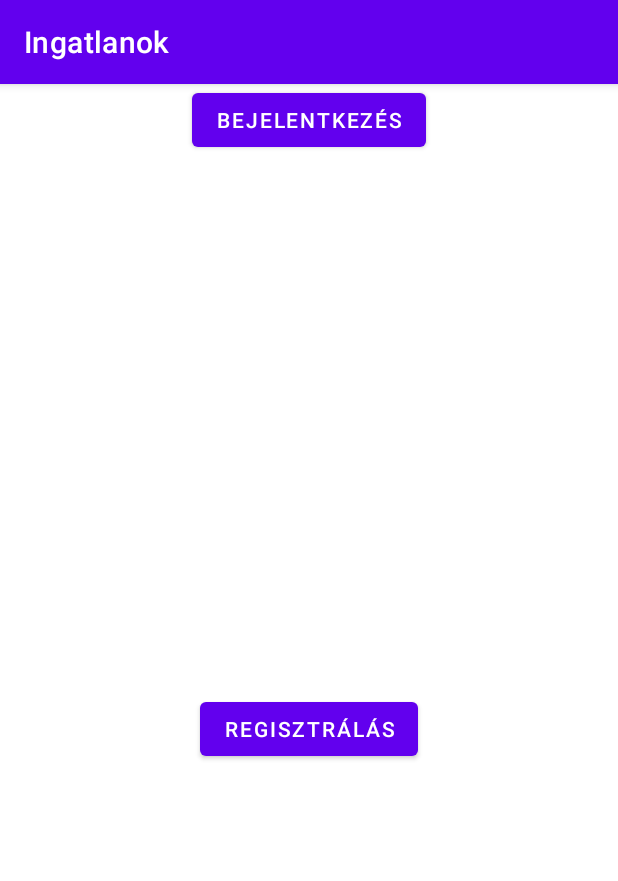
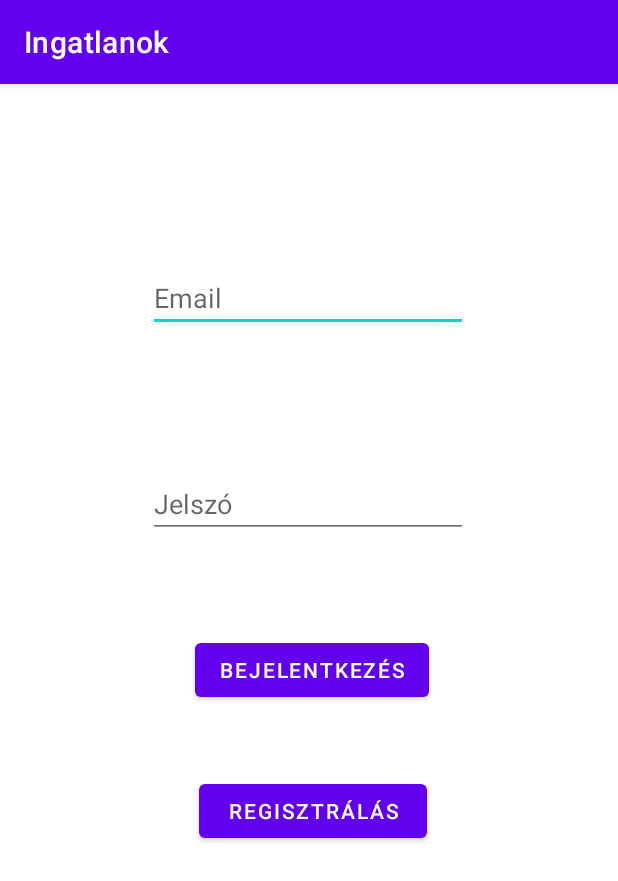
Before and after one commit to Adesz88/Ingatlanok, an Android app: the screen it shows after launch (MainActivity), on a phone screen of 412 x 824 dp. Shown: the top 881 px of the screen. Run offline under Robolectric (Android 15) with nearby library versions, the phone set to English and light mode, and no system bars; our stand-ins replace Firebase (no records; nobody signed in at launch, a user with empty details on screens opened directly).

Commit message:
Registration and login completed

```diff
--- a/app/src/main/java/com/example/ingatlanok/MainActivity.java
+++ b/app/src/main/java/com/example/ingatlanok/MainActivity.java
@@ -1,18 +1,37 @@
 package com.example.ingatlanok;
 
+import androidx.annotation.NonNull;
 import androidx.appcompat.app.AppCompatActivity;
 
 import android.content.Intent;
 import android.os.Bundle;
+import android.util.Log;
 import android.view.View;
+import android.widget.EditText;
+import android.widget.Toast;
+
+import com.google.android.gms.tasks.OnCompleteListener;
+import com.google.android.gms.tasks.Task;
+import com.google.firebase.auth.AuthResult;
+import com.google.firebase.auth.FirebaseAuth;
 
 public class MainActivity extends AppCompatActivity {
     private static final String INTENT_PASSCODE = "M8XpcBs6y4oM";
+    private static final String LOG_TAG = MainActivity.class.getName();
+
+    private FirebaseAuth firebaseAuth;
+
+    EditText emailEditText;
+    EditText passwordEditText;
 
     @Override
     protected void onCreate(Bundle savedInstanceState) {
         super.onCreate(savedInstanceState);
         setContentView(R.layout.activity_main);
+        emailEditText = findViewById(R.id.emailEditText);
+        passwordEditText = findViewById(R.id.passwordEditText);
+
+        firebaseAuth = FirebaseAuth.getInstance();
     }
 
     public void register(View view) {
@@ -20,4 +39,32 @@ public class MainActivity extends AppCompatActivity {
         intent.putExtra("INTENT_PASSCODE", INTENT_PASSCODE);
         startActivity(intent);
     }
+
+    public void login(View view) {
+        String email = emailEditText.getText().toString();
+        String password = passwordEditText.getText().toString();
+        if (!email.isEmpty() && !password.isEmpty()){
+            firebaseAuth.signInWithEmailAndPassword(email, password).addOnCompleteListener(this, new OnCompleteListener<AuthResult>(
+            ) {
+                @Override
+                public void onComplete(@NonNull Task<AuthResult> task) {
+                    if (task.isSuccessful()){
+                        Log.d(LOG_TAG, "Successful login");
+                        showListings();
+                    } else {
+                        Log.d(LOG_TAG, "Unsuccessful login");
+                        Toast.makeText(MainActivity.this, "Sikertelen bejelentkezés: " + task.getException().getMessage(), Toast.LENGTH_SHORT).show();
+                    }
+                }
+            });
+        } else {
+            Toast.makeText(MainActivity.this, "Üres felhasználónév vagy jelszó mező", Toast.LENGTH_SHORT).show();
+        }
+    }
+
+    private void showListings(){
+        Intent intent = new Intent(this, PropertyListActivity.class);
+        intent.putExtra("INTENT_PASSCODE", INTENT_PASSCODE);
+        startActivity(intent);
+    }
 }
--- a/app/src/main/java/com/example/ingatlanok/RegisterActivity.java
+++ b/app/src/main/java/com/example/ingatlanok/RegisterActivity.java
@@ -41,9 +41,8 @@ public class RegisterActivity extends AppCompatActivity {
 
         firebaseAuth = FirebaseAuth.getInstance();
     }
-    //Todo firebase megadva a gradle-ben email bejeletkezés folytatása
     public void register(View view){
-        String username = usernameEditText.getText().toString();
+        String username = usernameEditText.getText().toString(); //Todo username tárolása felhőben, ha kell https://stackoverflow.com/questions/32151178/how-do-you-include-a-username-when-storing-email-and-password-using-firebase-ba
         String email = emailEditText.getText().toString();
         String password = passwordEditText.getText().toString();
         String passwordAgain = passwordAgainEditText.getText().toString();
@@ -59,7 +58,7 @@ public class RegisterActivity extends AppCompatActivity {
                 if (task.isSuccessful()){
                     Log.d(LOG_TAG, "User created");
                     Toast.makeText(RegisterActivity.this, "Sikeres regisztráció", Toast.LENGTH_SHORT).show();
-                    finish();//Todo ide kell átirányítás főoldalra
+                    finish();
                 } else {
                     Log.d(LOG_TAG, "User wasn't created");
                     Toast.makeText(RegisterActivity.this, "Hiba történt a regisztrációkor:" + task.getException().getMessage(), Toast.LENGTH_SHORT).show();
--- a/app/src/main/res/layout/activity_main.xml
+++ b/app/src/main/res/layout/activity_main.xml
@@ -10,11 +10,12 @@
         android:id="@+id/emailEditText"
         android:layout_width="wrap_content"
         android:layout_height="wrap_content"
+        android:layout_marginTop="120dp"
         android:ems="10"
         android:hint="Email"
         android:inputType="textEmailAddress"
-        app:layout_constraintBottom_toTopOf="@+id/passwordEditText"
         app:layout_constraintEnd_toEndOf="parent"
+        app:layout_constraintHorizontal_bias="0.497"
         app:layout_constraintStart_toStartOf="parent"
         app:layout_constraintTop_toTopOf="parent" />
 
@@ -22,33 +23,38 @@
         android:id="@+id/passwordEditText"
         android:layout_width="wrap_content"
         android:layout_height="wrap_content"
-        android:layout_marginBottom="80dp"
+        android:layout_marginTop="92dp"
         android:ems="10"
         android:hint="Jelszó"
         android:inputType="textPassword"
-        app:layout_constraintBottom_toTopOf="@+id/loginButton"
         app:layout_constraintEnd_toEndOf="parent"
         app:layout_constraintHorizontal_bias="0.497"
-        app:layout_constraintStart_toStartOf="parent" />
+        app:layout_constraintStart_toStartOf="parent"
+        app:layout_constraintTop_toBottomOf="@+id/emailEditText" />
+
+    <Button
+        android:id="@+id/registerButton"
+        android:layout_width="152dp"
+        android:layout_height="48dp"
+        android:layout_marginTop="44dp"
+        android:onClick="register"
+        android:text="Regisztrálás"
+        app:layout_constraintBottom_toBottomOf="parent"
+        app:layout_constraintEnd_toEndOf="parent"
+        app:layout_constraintHorizontal_bias="0.509"
+        app:layout_constraintStart_toStartOf="parent"
+        app:layout_constraintTop_toBottomOf="@+id/loginButton"
+        app:layout_constraintVertical_bias="0.008" />
 
     <Button
         android:id="@+id/loginButton"
         android:layout_width="wrap_content"
         android:layout_height="wrap_content"
+        android:layout_marginTop="64dp"
+        android:onClick="login"
         android:text="Bejelentkezés"
         app:layout_constraintEnd_toEndOf="parent"
+        app:layout_constraintHorizontal_bias="0.507"
         app:layout_constraintStart_toStartOf="parent"
-        tools:layout_editor_absoluteY="392dp" />
-
-    <Button
-        android:id="@+id/registerButton"
-        android:layout_width="wrap_content"
-        android:layout_height="wrap_content"
-        android:layout_marginTop="44dp"
-        android:onClick="register"
-        android:text="Regisztrálás"
-        app:layout_constraintBottom_toBottomOf="parent"
-        app:layout_constraintEnd_toEndOf="parent"
-        app:layout_constraintStart_toStartOf="parent"
-        app:layout_constraintTop_toBottomOf="@+id/loginButton" />
+        app:layout_constraintTop_toBottomOf="@+id/passwordEditText" />
 </androidx.constraintlayout.widget.ConstraintLayout>
```
Also changed, not shown: app/src/main/AndroidManifest.xml (+6 -3 lines), app/src/main/java/com/example/ingatlanok/PropertyListActivity.java (added, +20 -0 lines), app/src/main/res/layout/activity_property_list.xml (added, +18 -0 lines), 1 other file.
